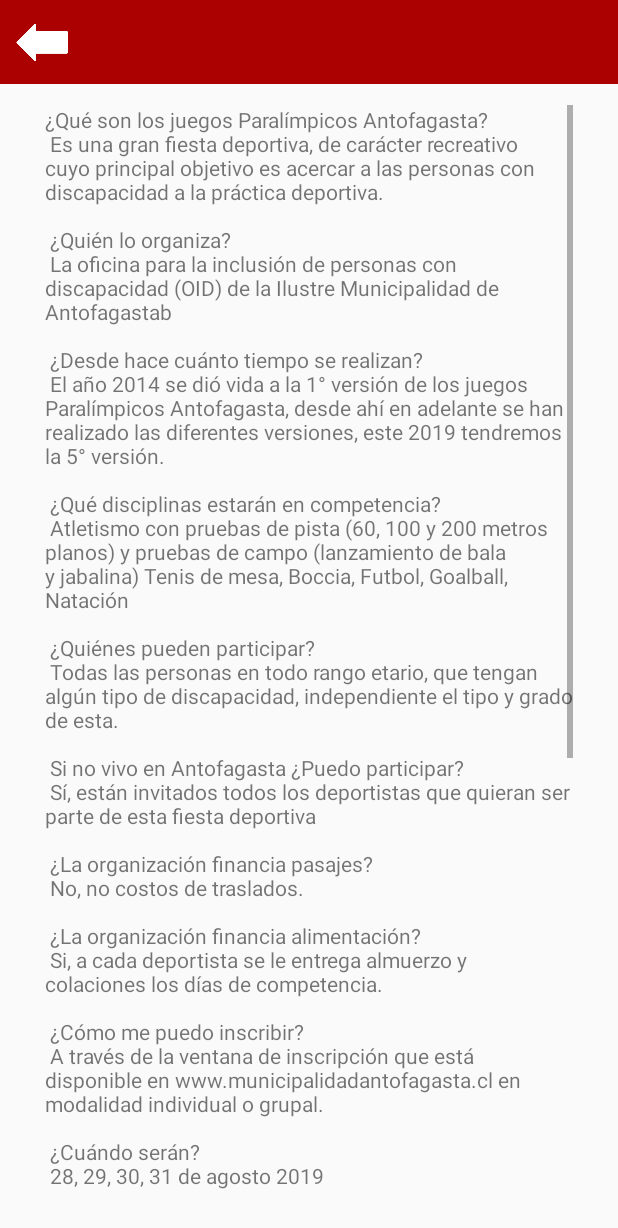
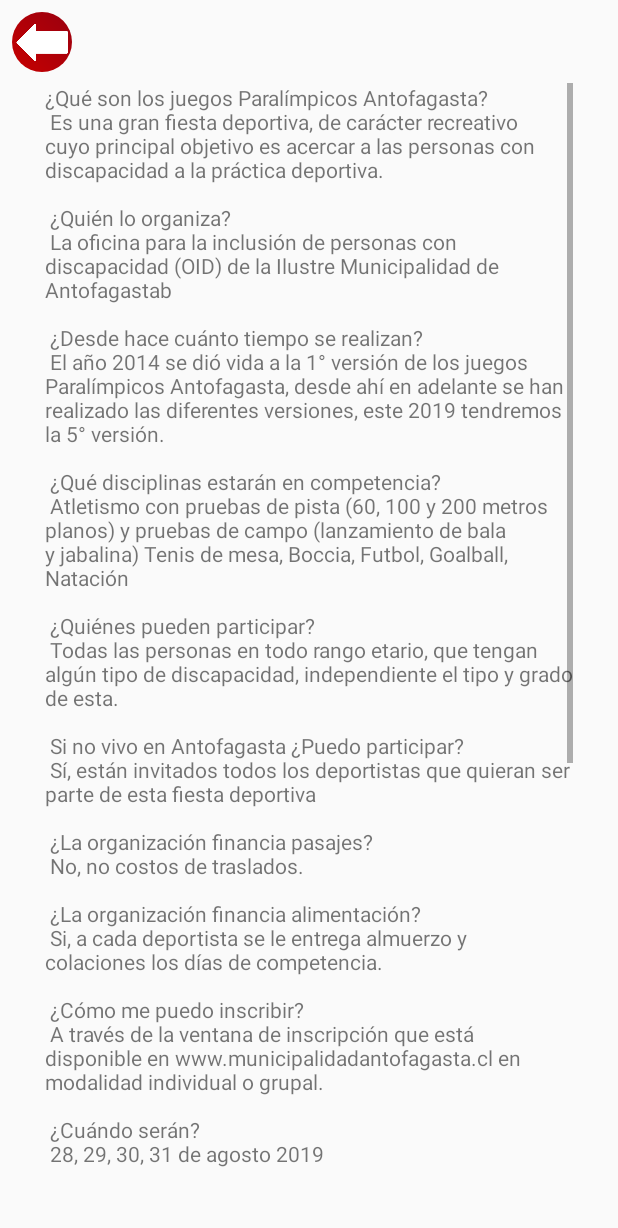
Before and after one commit to Tonra/Paralimpicos2019v20, an Android app: the FaqActivity screen opened directly, with no data from a screen before it, on a phone screen of 412 x 824 dp. Shown: the top 1228 px of the screen. Run offline under Robolectric (Android 15) with nearby library versions, the phone set to English and light mode, and no system bars.

```diff
--- a/app/src/main/res/layout-land/activity_faq.xml
+++ b/app/src/main/res/layout-land/activity_faq.xml
@@ -6,13 +6,7 @@
     android:layout_height="match_parent"
     tools:context=".FaqActivity">
 
-    <android.support.v7.widget.Toolbar
-        android:id="@+id/toolbar"
-        android:layout_width="match_parent"
-        android:layout_height="wrap_content"
-        android:background="?attr/colorPrimary"
-        android:minHeight="?attr/actionBarSize"
-        android:theme="?attr/actionBarTheme" />
+
 
 
     <ImageView
@@ -25,6 +19,7 @@
         android:layout_marginEnd="8dp"
         android:layout_marginRight="8dp"
         android:layout_marginBottom="8dp"
+        android:onClick="eventoBack"
         app:layout_constraintBottom_toBottomOf="parent"
         app:layout_constraintEnd_toEndOf="parent"
         app:layout_constraintHorizontal_bias="0.0"
@@ -32,7 +27,8 @@
         app:layout_constraintTop_toTopOf="parent"
         app:layout_constraintVertical_bias="0.0"
         app:srcCompat="@drawable/icono_back"
-        android:onClick="eventoBack"/>
+        android:background="@drawable/btn_redondo"
+        />
 
     <LinearLayout
         android:layout_width="match_parent"
@@ -43,7 +39,7 @@
             android:layout_width="match_parent"
             android:layout_height="match_parent"
             android:layout_marginBottom="20dp"
-            android:layout_marginTop="65dp"
+            android:layout_marginTop="55dp"
             android:layout_marginLeft="30dp"
             android:layout_marginRight="30dp"
             >
--- a/app/src/main/res/layout/activity_faq.xml
+++ b/app/src/main/res/layout/activity_faq.xml
@@ -6,14 +6,7 @@
     android:layout_height="match_parent"
     tools:context=".FaqActivity">
 
-    <android.support.v7.widget.Toolbar
 
-        android:id="@+id/toolbar"
-        android:layout_width="match_parent"
-        android:layout_height="wrap_content"
-        android:background="?attr/colorPrimary"
-        android:minHeight="?attr/actionBarSize"
-        android:theme="?attr/actionBarTheme" />
 
 
     <ImageView
@@ -26,6 +19,7 @@
         android:layout_marginEnd="8dp"
         android:layout_marginRight="8dp"
         android:layout_marginBottom="8dp"
+        android:onClick="eventoBack"
         app:layout_constraintBottom_toBottomOf="parent"
         app:layout_constraintEnd_toEndOf="parent"
         app:layout_constraintHorizontal_bias="0.0"
@@ -33,7 +27,8 @@
         app:layout_constraintTop_toTopOf="parent"
         app:layout_constraintVertical_bias="0.0"
         app:srcCompat="@drawable/icono_back"
-        android:onClick="eventoBack"/>
+        android:background="@drawable/btn_redondo"
+        />
 
     <LinearLayout
         android:layout_width="match_parent"
@@ -45,7 +40,7 @@
             android:layout_height="match_parent"
             android:layout_marginRight="30dp"
             android:layout_marginLeft="30dp"
-            android:layout_marginTop="70dp"
+            android:layout_marginTop="55dp"
             android:layout_marginBottom="30dp"
             >
 
```
Also changed, not shown: app/src/main/res/layout-land/activity_contacto.xml (+3 -11 lines), app/src/main/res/layout/activity_contacto.xml (+3 -10 lines).
